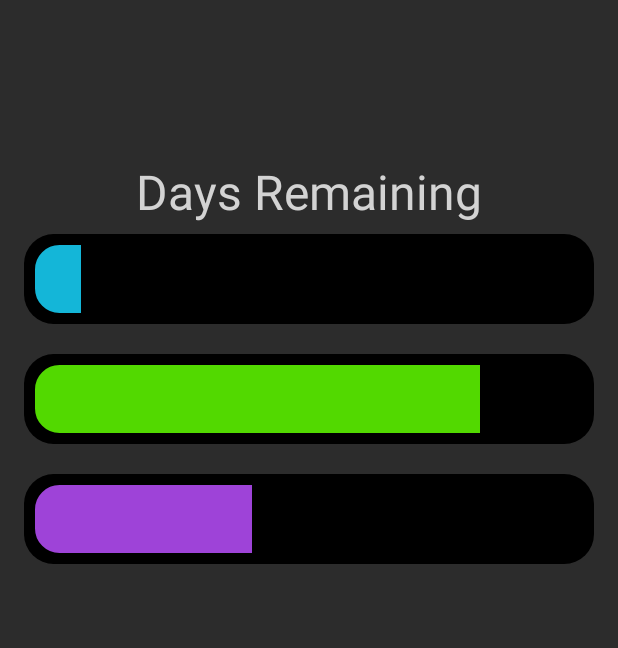
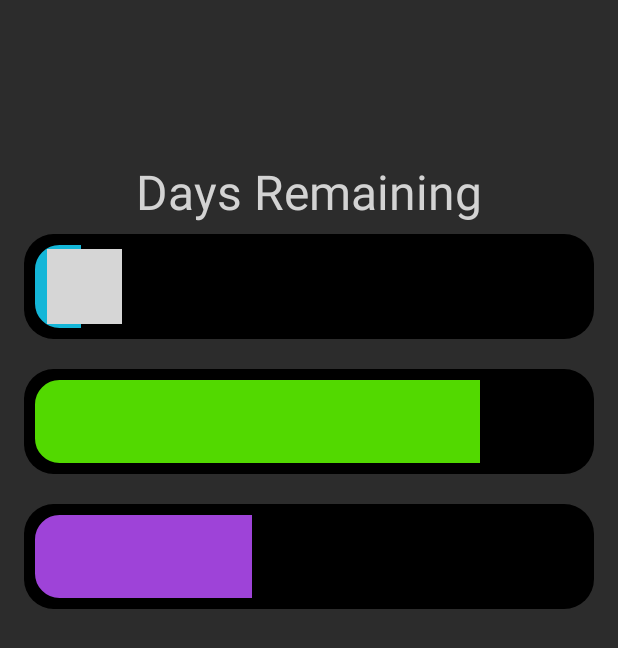
Before and after one commit to Ittociwam/IronmanApp, an Android app: the screen it shows after launch (MainActivity), on a phone screen of 412 x 824 dp. Shown: the top 648 px of the screen. Run offline under Robolectric (Android 15) with nearby library versions, the light colour scheme and no system bars; network calls fail; grey boxes are pictures that could not be loaded.

Commit message:
Images are starting to work
Signed-off-by: John Smidt <johnmsmidt@gmail.com>

```diff
--- a/app/src/main/res/layout/activity_main.xml
+++ b/app/src/main/res/layout/activity_main.xml
@@ -27,7 +27,7 @@
     <ProgressBar
         style="@android:style/Widget.ProgressBar.Horizontal"
         android:layout_width="fill_parent"
-        android:layout_height="60dp"
+        android:layout_height="70dp"
         android:id="@+id/progressBar"
         android:layout_alignParentTop="true"
         android:layout_centerHorizontal="true"
@@ -37,10 +37,23 @@
         android:progressDrawable="@drawable/progressblu"
         />
 
+    <ImageView
+        android:layout_width="50dp"
+        android:layout_height="50dp"
+        android:id="@+id/imageView"
+        android:src="@drawable/swim"
+        android:layout_alignParentLeft="false"
+        android:layout_alignParentStart="false"
+        android:layout_alignStart="@+id/progressBar"
+        android:layout_alignParentBottom="false"
+        android:layout_alignLeft="@+id/progressBar"
+        android:layout_marginLeft="15dp"
+        android:layout_marginTop="150dp" />
+
     <ProgressBar
         style="@android:style/Widget.ProgressBar.Horizontal"
         android:layout_width="fill_parent"
-        android:layout_height="60dp"
+        android:layout_height="70dp"
         android:id="@+id/progressBar2"
         android:layout_marginTop="20dp"
         android:layout_below="@+id/progressBar"
@@ -56,7 +69,7 @@
     <ProgressBar
         style="@android:style/Widget.ProgressBar.Horizontal"
         android:layout_width="fill_parent"
-        android:layout_height="60dp"
+        android:layout_height="70dp"
         android:id="@+id/progressBar3"
         android:layout_below="@+id/progressBar2"
         android:layout_centerHorizontal="true"
@@ -69,5 +82,15 @@
         android:progressDrawable="@drawable/progresspurp"
          />
 
+    <ImageView
+        android:layout_width="50dp"
+        android:layout_height="50dp"
+        android:id="@+id/imageView2"
+        android:layout_alignParentTop="false"
+        android:layout_alignStart="@+id/progressBar3"
+        android:layout_alignLeft="@+id/progressBar3"
+        android:layout_marginLeft="15dp"
+        android:layout_marginTop="331dp" />
+
 </RelativeLayout>
 </ScrollView>
```
